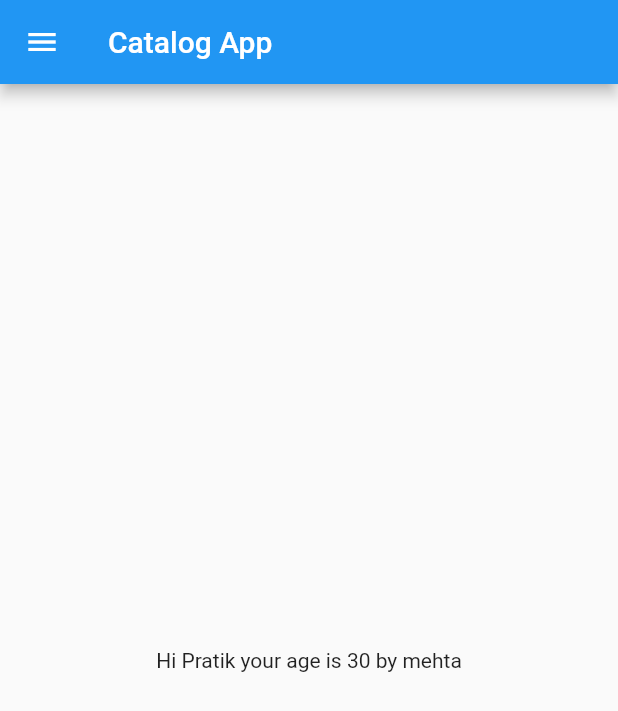
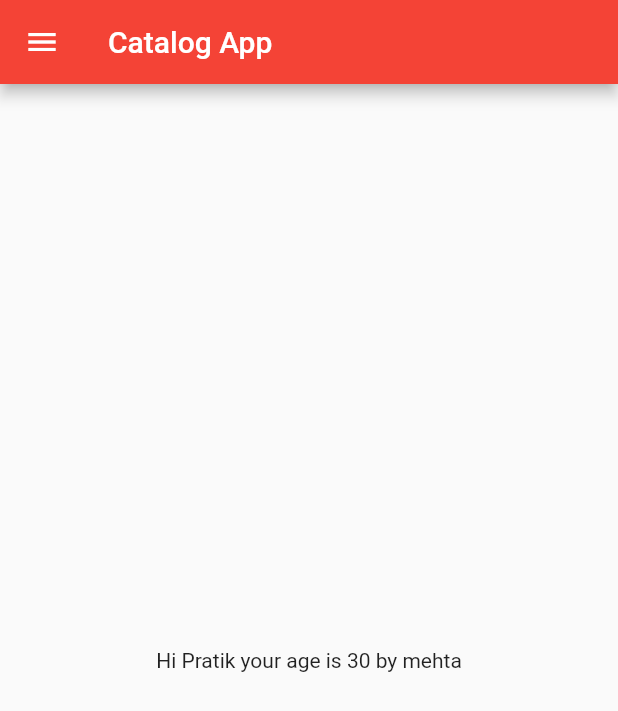
Before and after one commit to pratik0300/fluttercatalog, a Flutter app: the screen it shows after launch, on a phone screen of 412 x 824 dp. Shown: the top 711 px of the screen. Run offline on Flutter 3.47's test engine with Material 2 defaults, Android fonts, the phone set to English and light mode, and no system bars.

Commit message:
day 3 completed

```diff
--- a/lib/main.dart
+++ b/lib/main.dart
@@ -1,5 +1,6 @@
 import 'package:flutter/material.dart';
-import 'package:flutter_catalog/home_page.dart';
+import 'package:flutter_catalog/screens/home_page.dart';
+import 'package:flutter_catalog/screens/login_page.dart';
 
 void main() {
   runApp(const MyApp());
@@ -7,11 +8,22 @@ void main() {
 
 class MyApp extends StatelessWidget {
   const MyApp({super.key});
-
   @override
   Widget build(BuildContext context) {
-    return const MaterialApp(
-      home: HomePage(),
+    return MaterialApp(
+      themeMode: ThemeMode.light,
+      theme: ThemeData(
+        primarySwatch: Colors.red,
+      ),
+      darkTheme: ThemeData(
+        brightness: Brightness.dark,
+      ),
+      initialRoute: "/home",
+      routes: {
+        "/": (context) => const LoginPage(),
+        "/home": (context) => const HomePage(),
+        "/login": (context) => const LoginPage(),
+      },
     );
   }
 }
```
Also changed, not shown: lib/screens/login_page.dart (added, +21 -0 lines), lib/screens/home_page.dart (renamed from lib/home_page.dart).
